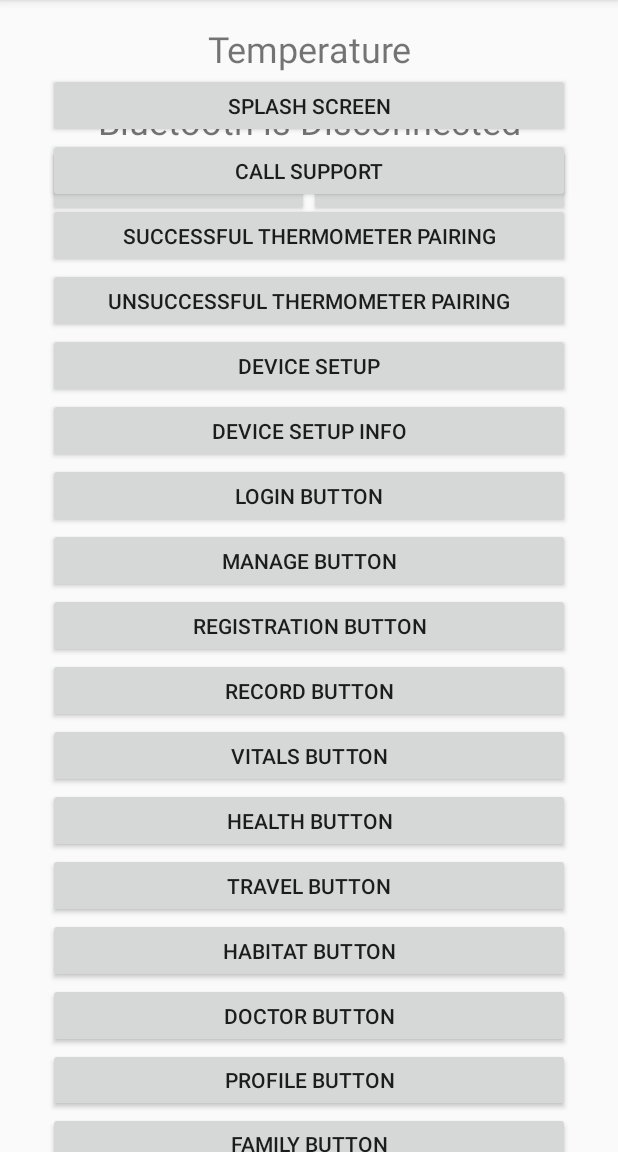
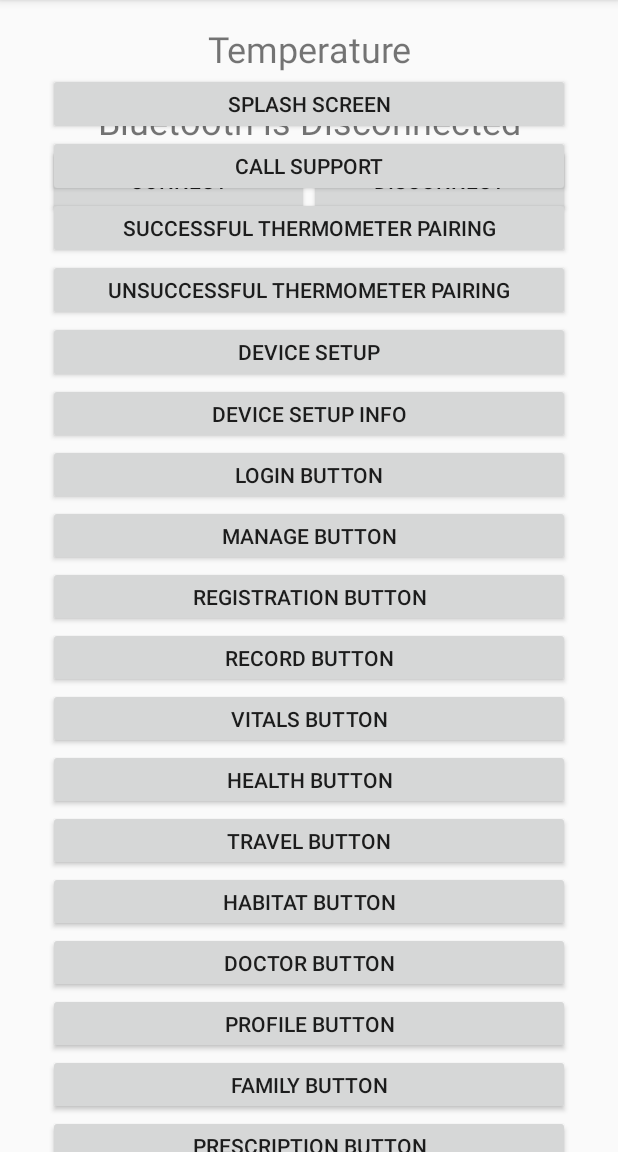
Before and after one commit to priyamshah112/bapatla-health, an Android app: the screen it shows after launch (MainActivity), on a phone screen of 412 x 824 dp, the part 84-1236 px from its top. Run offline under Robolectric (Android 15) with nearby library versions, the phone set to English and light mode, and no system bars.

Commit message:
Prescription formalities done

```diff
--- a/app/src/main/AndroidManifest.xml
+++ b/app/src/main/AndroidManifest.xml
@@ -53,6 +53,8 @@
             android:parentActivityName=".MainActivity"></activity>
         <activity android:name=".Family"
             android:parentActivityName=".MainActivity"></activity>
+        <activity android:name=".Prescription"
+            android:parentActivityName=".MainActivity"></activity>
         <activity android:name=".MainActivity">
             <intent-filter>
                 <action android:name="android.intent.action.MAIN" />
--- a/app/src/main/java/com/droiduino/companionappcourse/MainActivity.java
+++ b/app/src/main/java/com/droiduino/companionappcourse/MainActivity.java
@@ -288,6 +288,16 @@ public class MainActivity extends AppCompatActivity {
             }
         });
 
+        Button prescriptionButton = findViewById(R.id.prescriptionButton);
+        prescriptionButton.setOnClickListener(new View.OnClickListener() {
+            @Override
+            public void onClick(View view) {
+                // This is the code to move to another screen
+                Intent intent = new Intent(MainActivity.this, Record.class);
+                startActivity(intent);
+            }
+        });
+
 
     }
 
--- a/app/src/main/res/layout/activity_main.xml
+++ b/app/src/main/res/layout/activity_main.xml
@@ -188,5 +188,12 @@
             android:layout_weight="1"
             android:text="Family Button" />
 
+        <Button
+            android:id="@+id/prescriptionButton"
+            android:layout_width="match_parent"
+            android:layout_height="wrap_content"
+            android:layout_weight="1"
+            android:text="Prescription Button" />
+
     </LinearLayout>
 </androidx.constraintlayout.widget.ConstraintLayout>
```
Also changed, not shown: app/src/main/java/com/droiduino/companionappcourse/Prescription.java (added, +23 -0 lines), app/src/main/res/layout/prescription.xml (added, +40 -0 lines).
